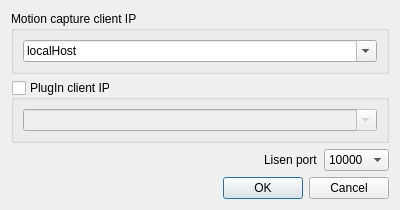
gmeeresyoung/NagapiMocap, file nagapi/designer/MocapClientDialog.ui: the form before one commit.
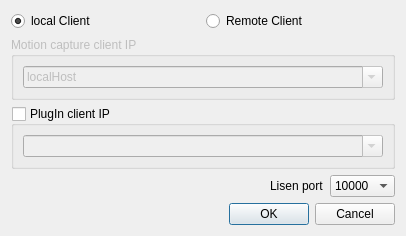
The form after the commit.

What changed in the file:
```diff
--- a/nagapi/designer/MocapClientDialog.ui
+++ b/nagapi/designer/MocapClientDialog.ui
@@ -6,18 +6,40 @@
    <rect>
     <x>0</x>
     <y>0</y>
-    <width>400</width>
-    <height>189</height>
+    <width>406</width>
+    <height>226</height>
    </rect>
   </property>
   <property name="windowTitle">
    <string>Dialog</string>
   </property>
-  <layout class="QVBoxLayout" name="verticalLayout_4">
-   <item>
     <layout class="QVBoxLayout" name="verticalLayout_3">
+   <item>
+    <layout class="QHBoxLayout" name="horizontalLayout_2">
+     <item>
+      <widget class="QRadioButton" name="radioButton_local">
+       <property name="text">
+        <string>local Client</string>
+       </property>
+       <property name="checked">
+        <bool>true</bool>
+       </property>
+      </widget>
+     </item>
+     <item>
+      <widget class="QRadioButton" name="radioButton_remote">
+       <property name="text">
+        <string>Remote Client</string>
+       </property>
+      </widget>
+     </item>
+    </layout>
+   </item>
      <item>
       <widget class="QGroupBox" name="groupBox">
+     <property name="enabled">
+      <bool>false</bool>
+     </property>
        <property name="title">
         <string>Motion capture client IP</string>
        </property>
@@ -115,8 +137,6 @@
        </item>
       </layout>
      </item>
-    </layout>
-   </item>
    <item>
     <widget class="QDialogButtonBox" name="buttonBox">
      <property name="orientation">
```
Left out of the diff: 28 changed lines with no effect on the pictures. Lines whose indentation alone changed are shown as unchanged.
